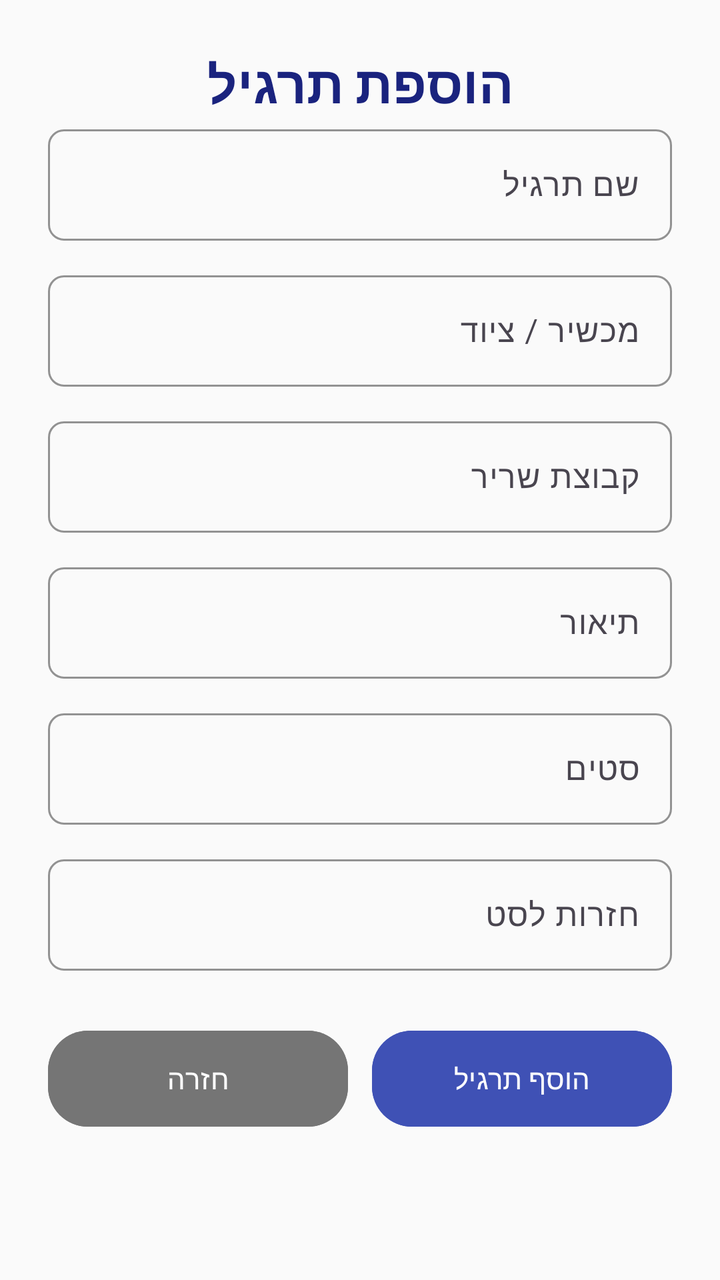
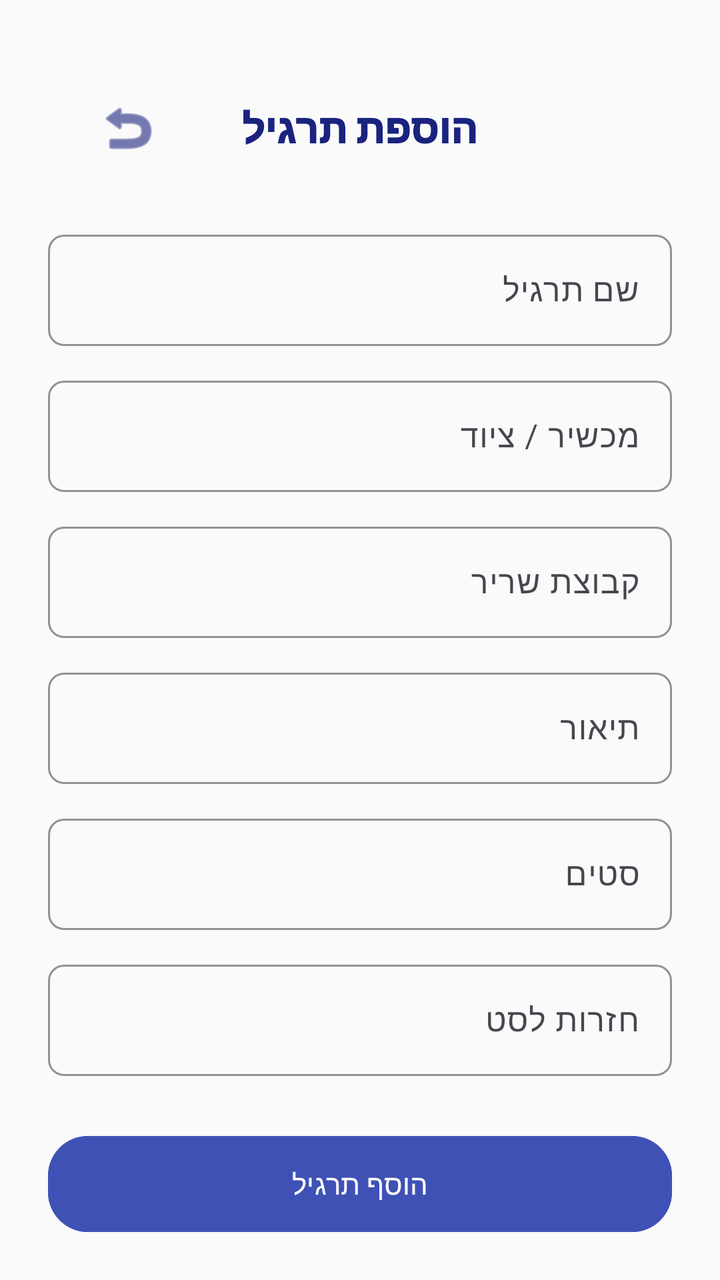

Two renders of the same Android screen: before a commit and after it. Below are the layout's source before the change and the commit's diff.
<!-- AndroidManifest.xml: application theme Theme.Gym_calender10 -->
<!-- res/layout/activity_add_exercise.xml -->
<?xml version="1.0" encoding="utf-8"?>
<androidx.constraintlayout.widget.ConstraintLayout
    xmlns:android="http://schemas.android.com/apk/res/android"
    xmlns:app="http://schemas.android.com/apk/res-auto"
    xmlns:tools="http://schemas.android.com/tools"
    android:layout_width="match_parent"
    android:layout_height="match_parent"
    android:padding="24dp"
    android:background="#FAFAFA"
    tools:context=".AddExercise">

    
    <TextView
        android:id="@+id/topicAdd"
        android:layout_width="wrap_content"
        android:layout_height="wrap_content"
        android:text="הוספת תרגיל"
        android:textSize="26sp"
        android:textStyle="bold"
        android:textColor="#1A237E"
        android:layout_marginBottom="24dp"
        app:layout_constraintTop_toTopOf="parent"
        app:layout_constraintStart_toStartOf="parent"
        app:layout_constraintEnd_toEndOf="parent"/>

    
    <com.google.android.material.textfield.TextInputLayout
        android:id="@+id/layoutExerciseName"
        android:layout_width="0dp"
        android:layout_height="wrap_content"
        app:boxStrokeColor="#3F51B5"
        app:layout_constraintTop_toBottomOf="@id/topicAdd"
        app:layout_constraintStart_toStartOf="parent"
        app:layout_constraintEnd_toEndOf="parent">

        <com.google.android.material.textfield.TextInputEditText
            android:id="@+id/etExerciseName"
            android:layout_width="match_parent"
            android:layout_height="wrap_content"
            android:hint="שם תרגיל"/>
    </com.google.android.material.textfield.TextInputLayout>

    
    <com.google.android.material.textfield.TextInputLayout
        android:id="@+id/layoutEquipment"
        android:layout_width="0dp"
        android:layout_height="wrap_content"
        android:layout_marginTop="12dp"
        app:boxBackgroundMode="outline"
        app:layout_constraintTop_toBottomOf="@id/layoutExerciseName"
        app:layout_constraintStart_toStartOf="parent"
        app:layout_constraintEnd_toEndOf="parent">

        <com.google.android.material.textfield.TextInputEditText
            android:id="@+id/etEquipment"
            android:layout_width="match_parent"
            android:layout_height="wrap_content"
            android:hint="מכשיר / ציוד"/>
    </com.google.android.material.textfield.TextInputLayout>

    
    <com.google.android.material.textfield.TextInputLayout
        android:id="@+id/layoutMuscle"
        android:layout_width="0dp"
        android:layout_height="wrap_content"
        android:layout_marginTop="12dp"
        app:boxBackgroundMode="outline"
        app:boxStrokeColor="#3F51B5"
        app:layout_constraintTop_toBottomOf="@id/layoutEquipment"
        app:layout_constraintStart_toStartOf="parent"
        app:layout_constraintEnd_toEndOf="parent">

        <com.google.android.material.textfield.TextInputEditText
            android:id="@+id/etMuscleGroup"
            android:layout_width="match_parent"
            android:layout_height="wrap_content"
            android:hint="קבוצת שריר"/>
    </com.google.android.material.textfield.TextInputLayout>

    
    <com.google.android.material.textfield.TextInputLayout
        android:id="@+id/layoutDescription"
        android:layout_width="0dp"
        android:layout_height="wrap_content"
        android:layout_marginTop="12dp"
        app:boxBackgroundMode="outline"
        app:boxStrokeColor="#3F51B5"
        app:layout_constraintTop_toBottomOf="@id/layoutMuscle"
        app:layout_constraintStart_toStartOf="parent"
        app:layout_constraintEnd_toEndOf="parent">

        <com.google.android.material.textfield.TextInputEditText
            android:id="@+id/etDescription"
            android:layout_width="match_parent"
            android:layout_height="wrap_content"
            android:hint="תיאור"/>
    </com.google.android.material.textfield.TextInputLayout>

    
    <com.google.android.material.textfield.TextInputLayout
        android:id="@+id/layoutSets"
        android:layout_width="0dp"
        android:layout_height="wrap_content"
        android:layout_marginTop="12dp"
        app:boxBackgroundMode="outline"
        app:boxStrokeColor="#3F51B5"
        app:layout_constraintTop_toBottomOf="@id/layoutDescription"
        app:layout_constraintStart_toStartOf="parent"
        app:layout_constraintEnd_toEndOf="parent">

        <com.google.android.material.textfield.TextInputEditText
            android:id="@+id/etSets"
            android:layout_width="match_parent"
            android:layout_height="wrap_content"
            android:inputType="number"
            android:hint="סטים"/>
    </com.google.android.material.textfield.TextInputLayout>

    
    <com.google.android.material.textfield.TextInputLayout
        android:id="@+id/layoutTimes"
        android:layout_width="0dp"
        android:layout_height="wrap_content"
        android:layout_marginTop="12dp"
        app:boxBackgroundMode="outline"
        app:boxStrokeColor="#3F51B5"
        app:layout_constraintTop_toBottomOf="@id/layoutSets"
        app:layout_constraintStart_toStartOf="parent"
        app:layout_constraintEnd_toEndOf="parent">

        <com.google.android.material.textfield.TextInputEditText
            android:id="@+id/etTimes"
            android:layout_width="match_parent"
            android:layout_height="wrap_content"
            android:inputType="number"
            android:hint="חזרות לסט"/>
    </com.google.android.material.textfield.TextInputLayout>

    
    <com.google.android.material.button.MaterialButton
        android:id="@+id/btnBack"
        android:layout_width="0dp"
        android:layout_height="wrap_content"
        android:text="חזרה"
        android:textColor="#FFFFFF"
        android:backgroundTint="#757575"
        app:cornerRadius="20dp"
        android:layout_marginTop="30dp"
        app:layout_constraintTop_toBottomOf="@id/layoutTimes"
        app:layout_constraintStart_toStartOf="parent"
        app:layout_constraintEnd_toStartOf="@id/AddExercise"/>

    
    <com.google.android.material.button.MaterialButton
        android:id="@+id/AddExercise"
        android:layout_width="0dp"
        android:layout_height="wrap_content"
        android:text="הוסף תרגיל"
        android:textColor="#FFFFFF"
        android:backgroundTint="#3F51B5"
        app:cornerRadius="20dp"
        android:layout_marginTop="30dp"
        android:layout_marginStart="12dp"
        app:layout_constraintTop_toBottomOf="@id/layoutTimes"
        app:layout_constraintStart_toEndOf="@id/btnBack"
        app:layout_constraintEnd_toEndOf="parent"/>

</androidx.constraintlayout.widget.ConstraintLayout>
<!-- resources referenced by this layout -->
<resources>
  <style name="Theme.Gym_calender10" parent="Theme.Material3.Light.NoActionBar">
          
          <item name="colorPrimary">@color/primaryColor</item>
          <item name="colorPrimaryVariant">@color/primaryDarkColor</item>
          <item name="colorOnPrimary">@color/whiteTextColor</item>
  
          
          <item name="colorSecondary">@color/secondaryColor</item>
          <item name="colorSecondaryVariant">@color/secondaryDarkColor</item>
          <item name="colorOnSecondary">@color/whiteTextColor</item>
  
          
          <item name="android:statusBarColor">@color/primaryDarkColor</item>
  
          
          <item name="android:windowBackground">@color/backgroundColor</item>
          <item name="colorSurface">@color/surfaceColor</item>
          <item name="colorOnSurface">@color/primaryTextColor</item>
  
          
          <item name="materialButtonStyle">@style/AppButton</item>
          <item name="textInputStyle">@style/AppTextInputLayout</item>
          <item name="materialCardViewStyle">@style/AppCard</item>
  
          <item name="bottomSheetDialogTheme">@style/AppBottomSheetDialogTheme</item>
      </style>
  <color name="primaryColor">#1A237E</color>
  <color name="primaryDarkColor">#000051</color>
  <color name="whiteTextColor">#FFFFFF</color>
  <color name="secondaryColor">#E65100</color>
  <color name="secondaryDarkColor">#BF360C</color>
  <color name="backgroundColor">#F8F9FA</color>
  <color name="surfaceColor">#FFFFFF</color>
  <color name="primaryTextColor">#121212</color>
  <style name="AppButton" parent="Widget.Material3.Button">
          <item name="android:insetTop">0dp</item>
          <item name="android:insetBottom">0dp</item>
          <item name="shapeAppearance">@style/ShapeAppearance.App.MediumComponent</item>
      </style>
  <style name="AppTextInputLayout" parent="Widget.Material3.TextInputLayout.OutlinedBox">
          <item name="boxStrokeColor">@color/primaryColor</item>
          <item name="boxCornerRadiusTopStart">8dp</item>
          <item name="boxCornerRadiusTopEnd">8dp</item>
          <item name="boxCornerRadiusBottomStart">8dp</item>
          <item name="boxCornerRadiusBottomEnd">8dp</item>
      </style>
  <style name="AppCard" parent="Widget.Material3.CardView.Elevated">
          <item name="cardBackgroundColor">@color/cardBackground</item>
          <item name="cardElevation">4dp</item>
          <item name="cardCornerRadius">16dp</item>
          <item name="shapeAppearance">@style/ShapeAppearance.App.MediumComponent</item>
      </style>
  <style name="AppBottomSheetDialogTheme" parent="Theme.Design.Light.BottomSheetDialog">
          <item name="bottomSheetStyle">@style/AppBottomSheetStyle</item>
      </style>
  <style name="ShapeAppearance.App.MediumComponent" parent="ShapeAppearance.Material3.MediumComponent">
          <item name="cornerFamily">rounded</item>
          <item name="cornerSize">12dp</item>
      </style>
  <color name="cardBackground">#FFFFFF</color>
  <style name="AppBottomSheetStyle" parent="Widget.Design.BottomSheet.Modal">
          <item name="android:background">@android:color/transparent</item>
      </style>
</resources>

<!-- the commit's change to res/layout/activity_add_exercise.xml (unified diff, before → after) -->
@@ -10,26 +10,43 @@
     tools:context=".AddExercise">
 
     
-    <TextView
-        android:id="@+id/topicAdd"
-        android:layout_width="wrap_content"
+    <FrameLayout
+        android:id="@+id/topBar"
+        android:layout_width="match_parent"
         android:layout_height="wrap_content"
-        android:text="הוספת תרגיל"
-        android:textSize="26sp"
-        android:textStyle="bold"
-        android:textColor="#1A237E"
-        android:layout_marginBottom="24dp"
+        android:padding="16dp"
         app:layout_constraintTop_toTopOf="parent"
         app:layout_constraintStart_toStartOf="parent"
-        app:layout_constraintEnd_toEndOf="parent"/>
+        app:layout_constraintEnd_toEndOf="parent">
+
+        <ImageButton
+            android:id="@+id/btnBack"
+            android:layout_width="48dp"
+            android:layout_height="48dp"
+            android:layout_gravity="start|center_vertical"
+            android:background="?attr/selectableItemBackgroundBorderless"
+            android:src="@android:drawable/ic_menu_revert"
+            app:tint="@color/primaryColor"
+            android:contentDescription="חזרה" />
+
+        <TextView
+            android:layout_width="wrap_content"
+            android:layout_height="wrap_content"
+            android:layout_gravity="center"
+            android:text="הוספת תרגיל"
+            android:textColor="@color/primaryColor"
+            android:textSize="20sp"
+            android:fontFamily="sans-serif-black" />
+    </FrameLayout>
 
     
     <com.google.android.material.textfield.TextInputLayout
         android:id="@+id/layoutExerciseName"
         android:layout_width="0dp"
         android:layout_height="wrap_content"
+        android:layout_marginTop="8dp"
         app:boxStrokeColor="#3F51B5"
-        app:layout_constraintTop_toBottomOf="@id/topicAdd"
+        app:layout_constraintTop_toBottomOf="@id/topBar"
         app:layout_constraintStart_toStartOf="parent"
         app:layout_constraintEnd_toEndOf="parent">
 
@@ -138,20 +155,6 @@
 
     
     <com.google.android.material.button.MaterialButton
-        android:id="@+id/btnBack"
-        android:layout_width="0dp"
-        android:layout_height="wrap_content"
-        android:text="חזרה"
-        android:textColor="#FFFFFF"
-        android:backgroundTint="#757575"
-        app:cornerRadius="20dp"
-        android:layout_marginTop="30dp"
-        app:layout_constraintTop_toBottomOf="@id/layoutTimes"
-        app:layout_constraintStart_toStartOf="parent"
-        app:layout_constraintEnd_toStartOf="@id/AddExercise"/>
-
-    
-    <com.google.android.material.button.MaterialButton
         android:id="@+id/AddExercise"
         android:layout_width="0dp"
         android:layout_height="wrap_content"
@@ -160,9 +163,8 @@
         android:backgroundTint="#3F51B5"
         app:cornerRadius="20dp"
         android:layout_marginTop="30dp"
-        android:layout_marginStart="12dp"
         app:layout_constraintTop_toBottomOf="@id/layoutTimes"
-        app:layout_constraintStart_toEndOf="@id/btnBack"
+        app:layout_constraintStart_toStartOf="parent"
         app:layout_constraintEnd_toEndOf="parent"/>
 
 </androidx.constraintlayout.widget.ConstraintLayout>
